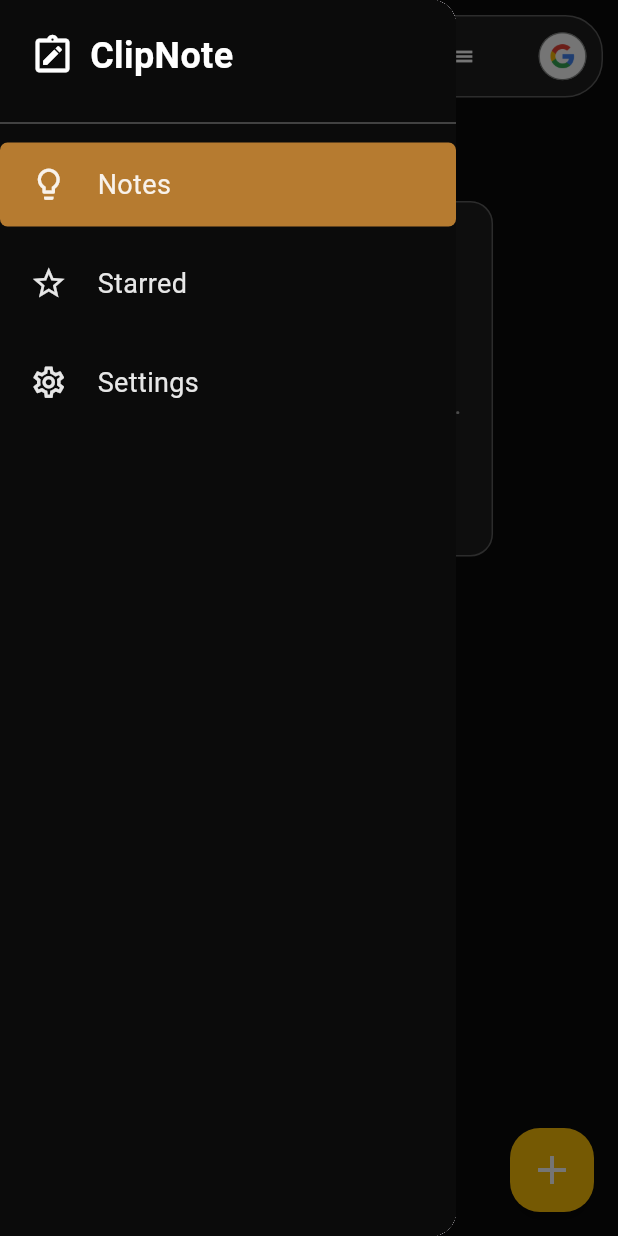
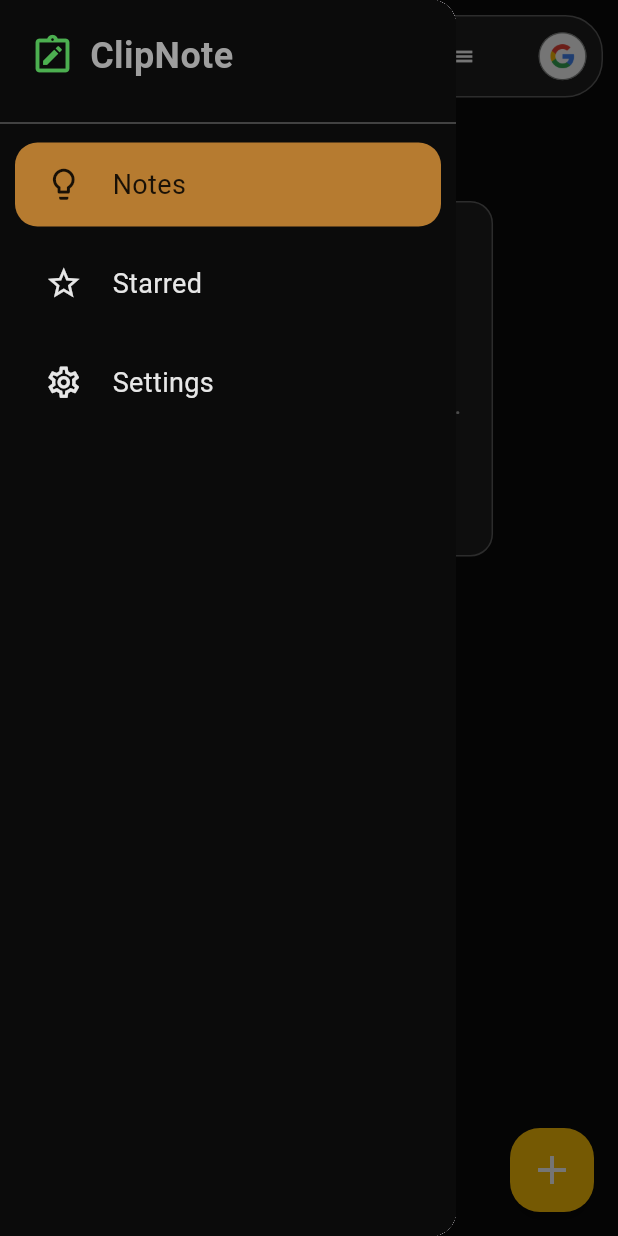
Before and after one commit to anuragJoshi05/ClipNote, a Flutter app: the Home screen opened directly, with the side drawer open, on a phone screen of 412 x 824 dp. Run offline on Flutter 3.47's test engine with Material 3 defaults, Android fonts, the light colour scheme and no system bars; our stand-ins replace cloud_firestore, firebase_auth, firebase_core, font_awesome_flutter, google_fonts, google_sign_in and 3 more; accounts and stored records are empty; network calls fail.

Commit message:
Refactor SideMenu widget UI: Adjusted color scheme and layout for better visual hierarchy and clarity

```diff
--- a/lib/SideMenuBar.dart
+++ b/lib/SideMenuBar.dart
@@ -23,14 +23,14 @@
                   children: [
                     Icon(
                       Icons.note_alt_outlined,
-                      color: white,
+                      color: Colors.green,
                       size: 30,
                     ),
                     SizedBox(width: 10),
                     Text(
                       "ClipNote",
                       style: TextStyle(
-                        color: white,
+                        color: Colors.grey,
                         fontWeight: FontWeight.bold,
                         fontSize: 24,
                       ),
@@ -55,7 +55,7 @@
                       context,
                       icon: Icons.star_border,
                       label: "Starred",
-                      destination: ArchieveView(),
+                      destination: const ArchieveView(),
                     ),
                     _buildMenuItem(
                       context,
@@ -82,6 +82,8 @@
   }) {
     final color =
         selected ? Colors.orangeAccent.withOpacity(0.7) : Colors.transparent;
+    final textColor = selected ? Colors.black87 : white.withOpacity(0.9);
+    final iconColor = selected ? Colors.black87 : white.withOpacity(0.9);
 
     return InkWell(
       onTap: () {
@@ -89,24 +91,24 @@
             context, MaterialPageRoute(builder: (context) => destination));
       },
       child: Container(
-        margin: const EdgeInsets.symmetric(vertical: 5),
+        margin: const EdgeInsets.symmetric(vertical: 5, horizontal: 10),
         padding: const EdgeInsets.symmetric(vertical: 15, horizontal: 20),
         decoration: BoxDecoration(
           color: color,
-          borderRadius: BorderRadius.circular(5),
+          borderRadius: BorderRadius.circular(15),
         ),
         child: Row(
           children: [
             Icon(
               icon,
               size: 25,
-              color: white.withOpacity(0.9),
+              color: iconColor,
             ),
             const SizedBox(width: 20),
             Text(
               label,
               style: TextStyle(
-                color: white.withOpacity(0.9),
+                color: textColor,
                 fontSize: 18,
               ),
             ),
```
